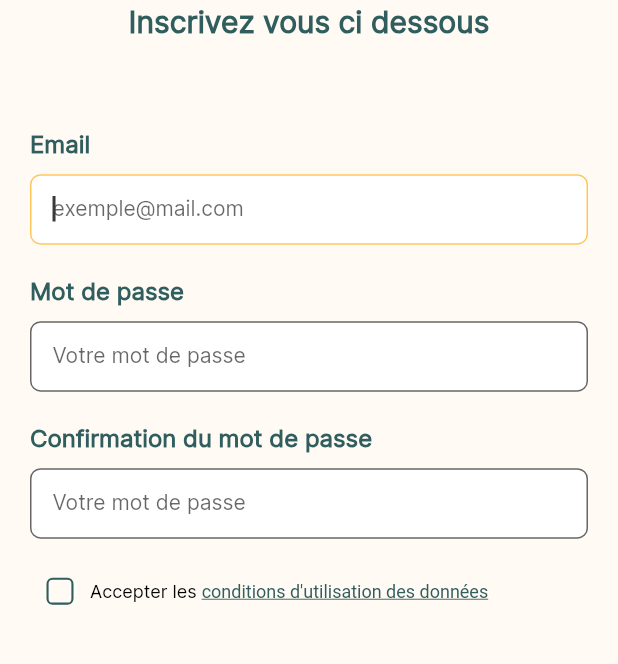
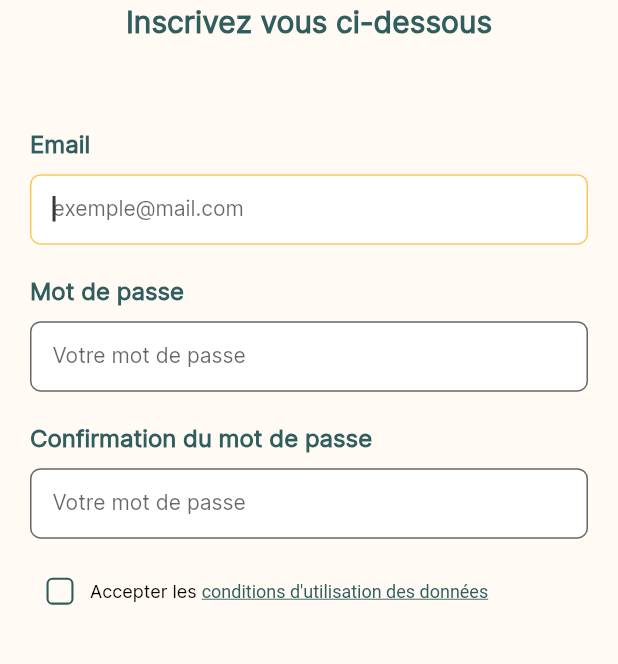
Before and after one commit to justin20100/sloth, a Flutter app: the LoginForm screen opened by its route, after a tap on "Créer un compte", on a phone screen of 412 x 824 dp, the part 342-1006 px from its top. Run offline on Flutter 3.47's test engine with Material 2 defaults, Android fonts, the phone set to English and light mode, and no system bars; our stand-ins replace cloud_firestore, email_validator, firebase_auth, firebase_core, introduction_screen and 1 more; missing offline and left inert: dart:ffi; accounts and stored records are empty; generated files the repository leaves out were written again.

Commit message:
starting using AppLocalization for strings in introduction, intersection, login, register pages

```diff
--- a/lib/views/auth/login_form.dart
+++ b/lib/views/auth/login_form.dart
@@ -8,6 +8,7 @@ import '../../partials/forms/password_input.dart';
 import '../../routes/routes.dart';
 import '../../styles/constants.dart';
 import '../../tools/button.dart';
+import 'package:flutter_gen/gen_l10n/app_localizations.dart';
 
 class LoginForm extends StatelessWidget {
   final UserModel _userModel = UserModel();
@@ -40,11 +41,11 @@ class LoginForm extends StatelessWidget {
                     children: [
                       // Logo et texte
                       Column(
-                        children: const [
-                          Image(
+                        children: [
+                          const Image(
                             image: AssetImage('assets/img/logo.png'),
                           ),
-                          Text('Sloth est prêt a vous aider a nouveau !',
+                          Text(AppLocalizations.of(context)!.login__introText,
                               style: kBigLabelTextStyle,
                               textAlign: TextAlign.center),
                         ],
@@ -57,8 +58,8 @@ class LoginForm extends StatelessWidget {
                           mainAxisAlignment: MainAxisAlignment.center,
                           children: [
                             // Email
-                            const Text(
-                              "Email",
+                            Text(
+                              AppLocalizations.of(context)!.login__emailLabel,
                               style: kLabelGreenText,
                             ),
                             const SizedBox(
@@ -74,8 +75,8 @@ class LoginForm extends StatelessWidget {
                             ),
 
                             // Mot de passe
-                            const Text(
-                              "Mot de passe",
+                            Text(
+                              AppLocalizations.of(context)!.login__mdpLabel,
                               style: kLabelGreenText,
                             ),
                             const SizedBox(
@@ -92,8 +93,8 @@ class LoginForm extends StatelessWidget {
                                 Navigator.pushNamed(
                                     context, kResetPasswordRoute);
                               },
-                              child: const Text(
-                                'Mot de passe oublié',
+                              child: Text(
+                                AppLocalizations.of(context)!.login__forgotMdpButton,
                                 style: kSmallLinkGreenText,
                               ),
                             ),
@@ -108,14 +109,14 @@ class LoginForm extends StatelessWidget {
                             onTap: () {
                               Navigator.pushNamed(context, kRegisterRoute);
                             },
-                            child: const Text(
-                              'Créer un compte',
+                            child: Text(
+                              AppLocalizations.of(context)!.login__registerButton,
                               style: kSmallLinkGreenText,
                               textAlign: TextAlign.center,
                             ),
                           ),
                           Button(
-                              label: "Se connecter",
+                              label: AppLocalizations.of(context)!.login__button,
                               onPressed: () async {
                                 if (_loginFormKey.currentState != null && _loginFormKey.currentState!.validate()) {
                                   try {
--- a/lib/views/auth/register_form.dart
+++ b/lib/views/auth/register_form.dart
@@ -7,6 +7,7 @@ import '../../partials/forms/password_input.dart';
 import '../../routes/routes.dart';
 import '../../styles/constants.dart';
 import '../../tools/button.dart';
+import 'package:flutter_gen/gen_l10n/app_localizations.dart';
 
 class RegisterForm extends StatefulWidget {
   const RegisterForm({Key? key}) : super(key: key);
@@ -44,11 +45,11 @@ class _RegisterFormState extends State<RegisterForm> {
                     children: [
                       // Logo plus Texte
                       Column(
-                        children: const [
-                          Image(
+                        children: [
+                          const Image(
                             image: AssetImage('assets/img/logo.png'),
                           ),
-                          Text('Inscrivez vous ci dessous',
+                          Text(AppLocalizations.of(context)!.register__introText,
                               style: kBigLabelTextStyle,
                               textAlign: TextAlign.center),
                         ],
@@ -62,8 +63,8 @@ class _RegisterFormState extends State<RegisterForm> {
                           mainAxisAlignment: MainAxisAlignment.center,
                           children: [
                             // Email
-                            const Text(
-                              "Email",
+                            Text(
+                              AppLocalizations.of(context)!.register__emailLabel,
                               style: kLabelGreenText,
                             ),
                             const SizedBox(
@@ -79,8 +80,8 @@ class _RegisterFormState extends State<RegisterForm> {
                             ),
 
                             // Mot de passe
-                            const Text(
-                              "Mot de passe",
+                            Text(
+                              AppLocalizations.of(context)!.register__mdpLabel,
                               style: kLabelGreenText,
                             ),
                             const SizedBox(
@@ -97,8 +98,8 @@ class _RegisterFormState extends State<RegisterForm> {
                             ),
 
                             // Confirmation du mot de passe
-                            const Text(
-                              "Confirmation du mot de passe",
+                            Text(
+                              AppLocalizations.of(context)!.register__mdpValidationLabel,
                               style: kLabelGreenText,
                             ),
                             const SizedBox(
@@ -114,7 +115,6 @@ class _RegisterFormState extends State<RegisterForm> {
                             ),
 
                             // Checkbox data infos
-
                             Row(
                               children: [
                                 FormField<bool>(
@@ -125,8 +125,7 @@ class _RegisterFormState extends State<RegisterForm> {
                                   },
                                   builder: (FormFieldState<bool> field) {
                                     return Column(
-                                      crossAxisAlignment: CrossAxisAlignment
-                                          .start,
+                                      crossAxisAlignment: CrossAxisAlignment.start,
                                       children: [
                                         Checkbox(
                                           activeColor: kColorGreen,
@@ -162,12 +161,12 @@ class _RegisterFormState extends State<RegisterForm> {
                                 Expanded(
                                   child: RichText(
                                       text: TextSpan(
-                                        text: "Accepter les ",
+                                        text: AppLocalizations.of(context)!.register__dataUsagePart1,
                                         style: k12BasicTextStyle,
                                         children: <TextSpan>[
                                           TextSpan(
                                             text:
-                                            "conditions d'utilisation des données",
+                                            AppLocalizations.of(context)!.register__dataUsagePart2,
                                             style: const TextStyle(
                                               color: kColorGreen,
                                               decoration: TextDecoration
@@ -197,14 +196,14 @@ class _RegisterFormState extends State<RegisterForm> {
                             onTap: () {
                               Navigator.pushNamed(context, kLoginRoute);
                             },
-                            child: const Text(
-                              'Se connecter',
+                            child: Text(
+                              AppLocalizations.of(context)!.register__loginButton,
                               style: kSmallLinkGreenText,
                               textAlign: TextAlign.center,
                             ),
                           ),
                           Button(
-                              label: 'Ètape suivante',
+                              label: AppLocalizations.of(context)!.register__button,
                               onPressed: () {
                                 if (_registerFormKey.currentState !=
                                     null &&
```
Also changed, not shown: lib/l10n/app_en.arb (+30 -1 lines), lib/l10n/app_fr.arb (+30 -1 lines), lib/views/auth/intersection.dart (+5 -4 lines), lib/views/introduction.dart (+11 -10 lines).
